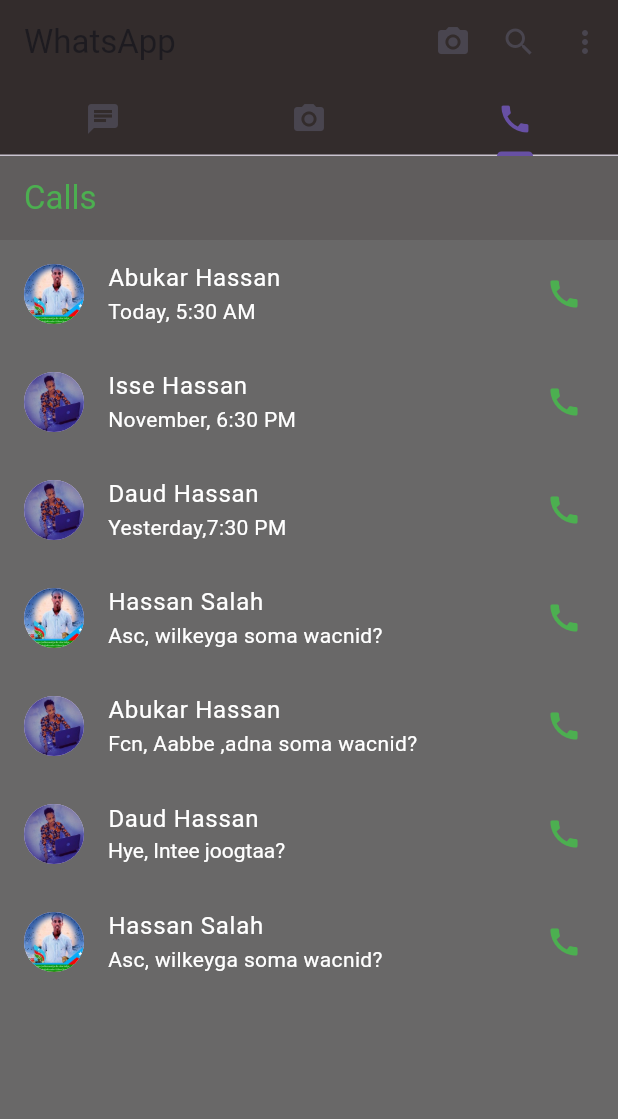
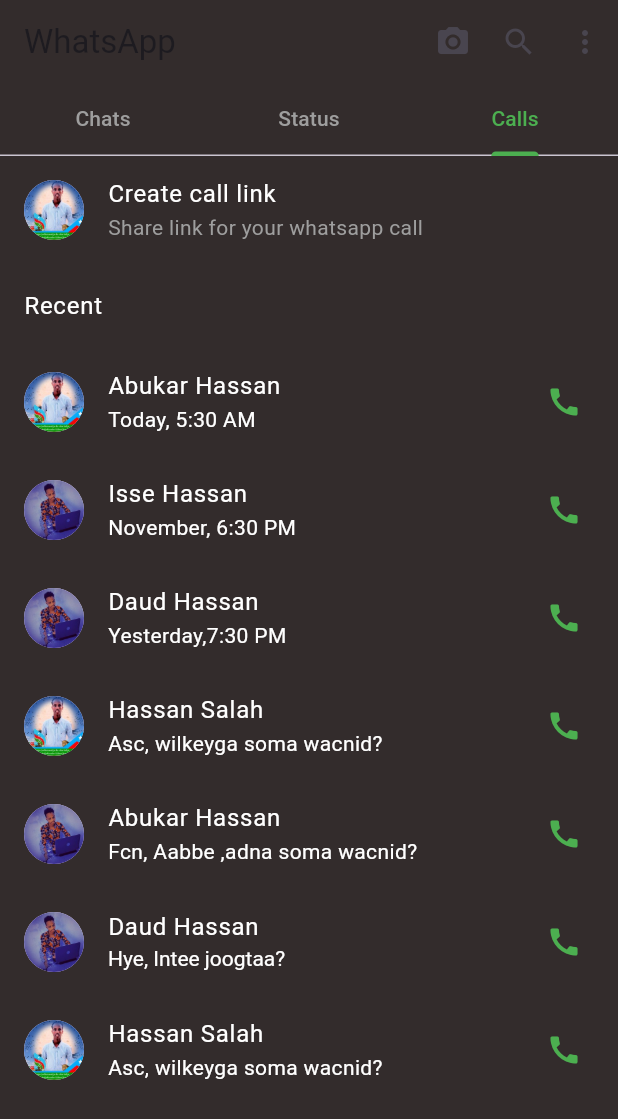
Before and after one commit to Abukar-Hassan-Salah/FlutterDart, a Flutter app: the HomeScreen screen opened directly, tab 3 chosen, on a phone screen of 412 x 824 dp. Shown: the top 1119 px of the screen. Run offline on Flutter 3.47's test engine with Material 3 defaults, Android fonts, the phone set to English and light mode, and no system bars; our stand-ins replace flutter_spinkit, webview_flutter.

Commit message:
updated assigment

```diff
--- a/helloword/lib/whatappcloneassign.dart
+++ b/helloword/lib/whatappcloneassign.dart
@@ -1,7 +1,9 @@
 import 'package:flutter/material.dart';
 
+import 'whatshome.dart';
+
 void main() {
-  runApp(const MaterialApp(
+  runApp(MaterialApp(
     debugShowCheckedModeBanner: false,
     title: 'WhatsApp',
     home: HomeScreen(),
@@ -15,13 +17,6 @@ class ChatScreen extends StatelessWidget {
   Widget build(BuildContext context) {
     return Scaffold(
       backgroundColor: const Color.fromARGB(255, 51, 44, 44),
-      appBar: AppBar(
-        backgroundColor: const Color.fromARGB(255, 54, 53, 53),
-        title: const Text(
-          'Chats',
-          style: TextStyle(color: Colors.green),
-        ),
-      ),
       body: ListView(
         children: const [
           ListTile(
@@ -131,13 +126,6 @@ class StatusScreen extends StatelessWidget {
   Widget build(BuildContext context) {
     return Scaffold(
       backgroundColor: const Color.fromARGB(255, 51, 44, 44),
-      appBar: AppBar(
-        backgroundColor: const Color.fromARGB(255, 51, 44, 44),
-        title: const Text(
-          'Status',
-          style: TextStyle(color: Colors.green),
-        ),
-      ),
       body: ListView(
         children: const [
           ListTile(
@@ -145,8 +133,14 @@ class StatusScreen extends StatelessWidget {
             leading: CircleAvatar(
               backgroundImage: AssetImage('assets/bakar.jpg'),
             ),
-            title: Text('Abukar Hassan'),
-            subtitle: Text('Today, 5:30 AM'),
+            title: Text('My status'),
+            subtitle: Text('Tap to add status update'),
+          ),
+          ListTile(
+            title: Text(
+              "Recent updates",
+              style: TextStyle(color: Colors.grey),
+            ),
           ),
           ListTile(
             textColor: Colors.white,
@@ -212,16 +206,26 @@ class CallsScreen extends StatelessWidget {
   @override
   Widget build(BuildContext context) {
     return Scaffold(
-      backgroundColor: const Color.fromARGB(255, 105, 104, 104),
-      appBar: AppBar(
-        backgroundColor: const Color.fromARGB(255, 96, 93, 93),
-        title: const Text(
-          'Calls',
-          style: TextStyle(color: Colors.green),
-        ),
-      ),
+      backgroundColor: const Color.fromARGB(255, 51, 44, 44),
       body: ListView(
         children: const [
+          ListTile(
+            textColor: Color.fromARGB(255, 255, 255, 255),
+            leading: CircleAvatar(
+              backgroundImage: AssetImage('assets/bakar.jpg'),
+            ),
+            title: Text('Create call link'),
+            subtitle: Text(
+              'Share link for your whatsapp call',
+              style: TextStyle(color: Colors.grey),
+            ),
+          ),
+          ListTile(
+            title: Text(
+              "Recent ",
+              style: TextStyle(color: Colors.white),
+            ),
+          ),
           ListTile(
             textColor: Colors.white,
             leading: CircleAvatar(
@@ -315,53 +319,3 @@ class CallsScreen extends StatelessWidget {
     );
   }
 }
-
-
-
-class HomeScreen extends StatelessWidget {
-  const HomeScreen({super.key});
-
-  @override
-  Widget build(BuildContext context) {
-    return DefaultTabController(
-      length: 3,
-      child: Scaffold(
-        appBar: AppBar(
-
-          actions: const [
-            Padding(
-              padding: EdgeInsets.symmetric(horizontal: 10),
-              child: Icon(Icons.camera_alt),
-            ),
-            Padding(
-              padding: EdgeInsets.symmetric(horizontal: 10),
-              child: Icon(Icons.search),
-            ),
-            Padding(
-              padding: EdgeInsets.symmetric(horizontal: 10),
-              child: Icon(Icons.more_vert),
-            ),
-          ],
-          backgroundColor: const Color.fromARGB(255, 51, 44, 44),
-          title: const Text('WhatsApp'),
-          bottom: const TabBar(
-            tabs: [
-              Tab(icon: Icon(Icons.chat)),
-              Tab(icon: Icon(Icons.camera_alt)),
-              Tab(icon: Icon(Icons.call)),
-              // Tab(icon: Icon(Icons.public)),
-            ],
-          ),
-        ),
-        body: const TabBarView(
-          children: [
-            ChatScreen(),
-            StatusScreen(),
-            CallsScreen(),
-            // SettingsScreen(),
-          ],
-        ),
-      ),
-    );
-  }
-}
--- /dev/null
+++ b/helloword/lib/whatshome.dart
@@ -0,0 +1,59 @@
+import 'package:flutter/material.dart';
+import 'package:helloword/whatappcloneassign.dart';
+
+class HomeScreen extends StatelessWidget {
+  const HomeScreen({super.key});
+
+  @override
+  Widget build(BuildContext context) {
+    return DefaultTabController(
+      length: 3,
+      child: Scaffold(
+        appBar: AppBar(
+          elevation: 0,
+          actions: const [
+            Padding(
+              padding: EdgeInsets.symmetric(horizontal: 10),
+              child: Icon(Icons.camera_alt),
+            ),
+            Padding(
+              padding: EdgeInsets.symmetric(horizontal: 10),
+              child: Icon(Icons.search),
+            ),
+            Padding(
+              padding: EdgeInsets.symmetric(horizontal: 10),
+              child: Icon(Icons.more_vert),
+            ),
+          ],
+          backgroundColor: const Color.fromARGB(255, 51, 44, 44),
+          title: const Text('WhatsApp'),
+          bottom: const TabBar(
+            indicatorColor: Colors.green,
+            unselectedLabelColor: Colors.grey,
+            labelColor: Colors.green,
+            tabs: [
+              Tab(
+                text: "Chats",
+              ),
+              Tab(
+                text: "Status",
+              ),
+              Tab(
+                text: "Calls",
+              )
+              // Tab(icon: Icon(Icons.public)),
+            ],
+          ),
+        ),
+        body: const TabBarView(
+          children: [
+            ChatScreen(),
+            StatusScreen(),
+            CallsScreen(),
+            // // SettingsScreen(),
+          ],
+        ),
+      ),
+    );
+  }
+}
```
